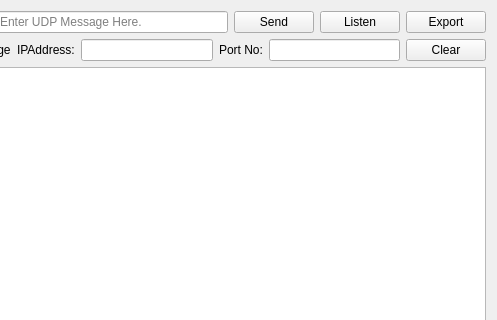
The window that widget.ui (cybrum/QUDPDemo) describes before a commit, drawn with Qt 5; both pictures show x 101 to 598 and y 0 to 320 of the 598 by 465 pixel window.
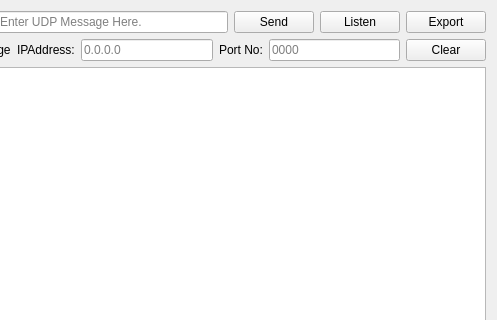
The same window after the commit.

Commit message: added export functionality with timestamp

The edit to the form file:
```diff
--- a/widget.ui
+++ b/widget.ui
@@ -74,6 +74,9 @@
        <property name="readOnly">
         <bool>true</bool>
        </property>
+       <property name="placeholderText">
+        <string>0.0.0.0</string>
+       </property>
       </widget>
      </item>
      <item>
@@ -88,6 +91,9 @@
        <property name="readOnly">
         <bool>true</bool>
        </property>
+       <property name="placeholderText">
+        <string>0000</string>
+       </property>
       </widget>
      </item>
      <item>
```
The commit also changes 1 other file.
